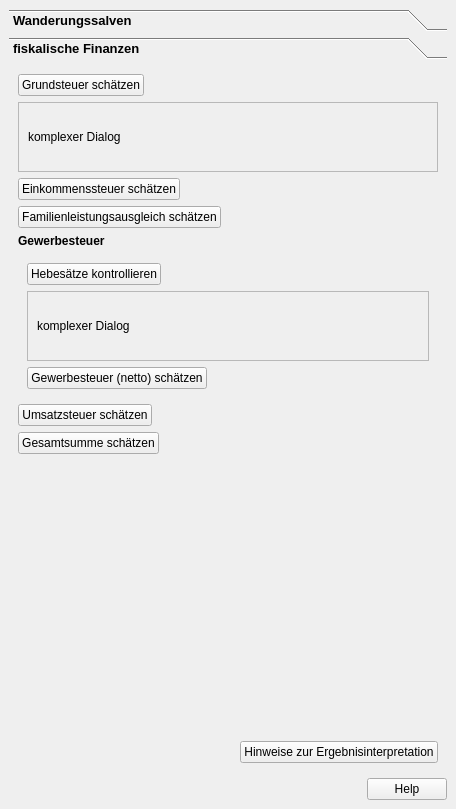
Qt form projektcheck/pctools/ui/ProjektCheck_dockwidget_analysis_07-KSt.ui (projektcheck/ProjektCheck-QGIS) before a commit.
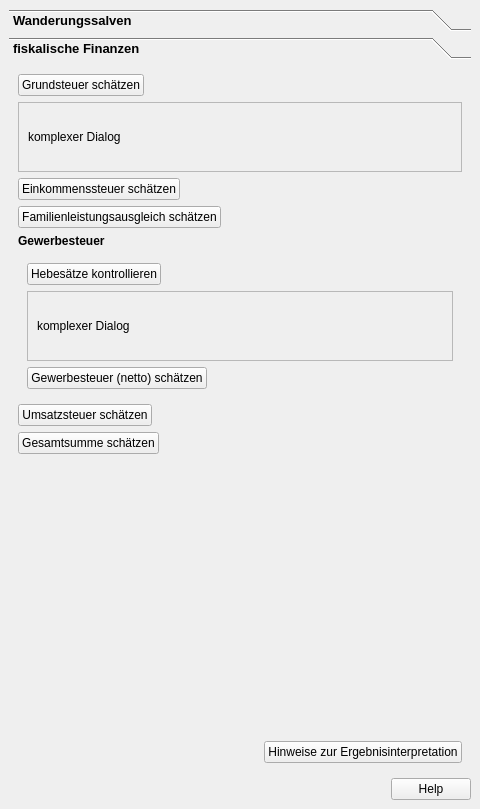
The same form after that commit. The open tabs and pages were chosen to show the change. Icons and pictures are not drawn.

Patch:
```diff
--- a/projektcheck/pctools/ui/ProjektCheck_dockwidget_analysis_07-KSt.ui
+++ b/projektcheck/pctools/ui/ProjektCheck_dockwidget_analysis_07-KSt.ui
@@ -6,7 +6,7 @@
    <rect>
     <x>0</x>
     <y>0</y>
-    <width>456</width>
+    <width>480</width>
     <height>809</height>
    </rect>
   </property>
@@ -502,7 +502,7 @@
         <rect>
          <x>0</x>
          <y>0</y>
-         <width>438</width>
+         <width>462</width>
          <height>686</height>
         </rect>
        </property>
@@ -588,7 +588,7 @@
             <rect>
              <x>0</x>
              <y>0</y>
-             <width>418</width>
+             <width>442</width>
              <height>69</height>
             </rect>
            </property>
@@ -742,7 +742,7 @@
                <rect>
                 <x>0</x>
                 <y>0</y>
-                <width>400</width>
+                <width>424</width>
                 <height>69</height>
                </rect>
               </property>
@@ -835,6 +835,21 @@
          </spacer>
         </item>
         <item>
+         <layout class="QHBoxLayout" name="horizontalLayout">
+          <item>
+           <spacer name="horizontalSpacer_3">
+            <property name="orientation">
+             <enum>Qt::Horizontal</enum>
+            </property>
+            <property name="sizeHint" stdset="0">
+             <size>
+              <width>40</width>
+              <height>20</height>
+             </size>
+            </property>
+           </spacer>
+          </item>
+          <item>
          <widget class="QPushButton" name="pushButton_40">
           <property name="sizePolicy">
            <sizepolicy hsizetype="Fixed" vsizetype="Fixed">
@@ -843,12 +858,18 @@
            </sizepolicy>
           </property>
           <property name="layoutDirection">
-           <enum>Qt::RightToLeft</enum>
+             <enum>Qt::LeftToRight</enum>
           </property>
           <property name="text">
            <string>Hinweise zur Ergebnisinterpretation</string>
           </property>
-         </widget>
+            <property name="icon">
+             <iconset>
+              <normaloff>../../images/iconset_mob/20190619_iconset_mob_info_2.png</normaloff>../../images/iconset_mob/20190619_iconset_mob_info_2.png</iconset>
+            </property>
+           </widget>
+          </item>
+         </layout>
         </item>
        </layout>
       </widget>
```
Left out of the diff: 46 changed lines with no effect on the pictures. Lines whose indentation alone changed are shown as unchanged.
